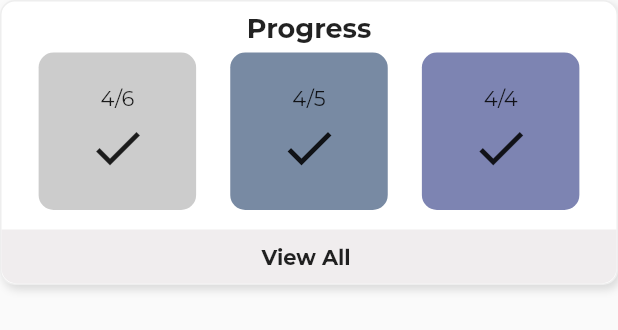
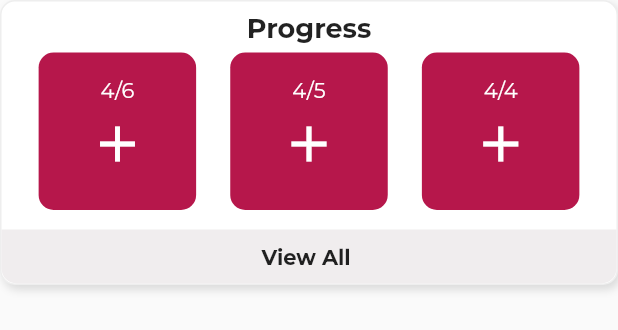
Before and after one commit to Naomi-Ugwuoke/Journal.ly, a Flutter app: the ProgressColumn widget shown alone on an empty page, opened directly, on a phone screen of 412 x 824 dp. Shown: the top 330 px of the screen. Run offline on Flutter 3.47's test engine with Material 2 defaults, Android fonts, the phone set to English and light mode, and no system bars; our stand-ins replace cloud_firestore, firebase_auth, firebase_core, flutter_colorpicker, google_fonts, table_calendar; accounts and stored records are empty.

Commit message:
progress column now takes three days, and daily progress card now working

```diff
--- a/lib/Pages/HomePage.dart
+++ b/lib/Pages/HomePage.dart
@@ -32,7 +32,7 @@ class HomePage extends StatelessWidget {
                   const SizedBox(height: 30,),
                   const ProgressColumn(),
                   const SizedBox(height: 20,),
-                  DailyJournalProgressCard(themeColor: _themeColor),
+                  DailyJournalProgressCard(themeColor: _themeColor, profile: profile,),
                   const SizedBox(height: 20,),
                   UsersMoods(profile:profile)
                 ],
--- a/lib/Widgets/progress_column.dart
+++ b/lib/Widgets/progress_column.dart
@@ -18,11 +18,43 @@ class ProgressColumn extends StatefulWidget {
 }
 
 class _ProgressColumnState extends State<ProgressColumn> {
+
   @override
   Widget build(BuildContext context) {
 
     final Profile profile = Provider.of<Profile>(context, listen: false);
+    final DayColorProvider provider = DayColorProvider(uid: profile.userId);
 
+    const Color _themeColor =const Color(0xff3b3b58);
+
+    DateTime today = DateTime.now();
+    DateTime yesterday = DateTime.now().subtract(const Duration(days: 1));
+    DateTime dayBefore = DateTime.now().subtract(const Duration(days: 2));
+
+    // Map<DateTime, Object> daysWithMoods = <DateTime, Object>{};
+
+    getMoodandProgress(DateTime date) {
+
+      // Map<DateTime, Object> newMap = <DateTime, Object>{};
+      var dayColors = provider.getDayColorMap();
+      DateTime key = dayColors.keys.firstWhere(
+        (x) => x.day == date.day && x.month == date.month && x.year == date.year,
+        orElse: () => date);
+
+      Color color = _themeColor;
+
+      color = dayColors[key] ?? _themeColor;
+
+      // newMap[key] =  {
+      //   "color": color,
+      //   "journalAdded": color == _themeColor ? false : true
+      // };
+
+      // print([key, color, color == _themeColor ? false : true]);
+
+      // daysWithMoods.addAll(newMap);
+      return [key, color, color == _themeColor ? false : true];
+    }
 
     return Container(
       height: 190,
@@ -46,9 +78,11 @@ class _ProgressColumnState extends State<ProgressColumn> {
                   // crossAxisAlignment: CrossAxisAlignment.center,
                   mainAxisAlignment: MainAxisAlignment.spaceEvenly,
                   children: [
-                    ProgressColumnDayWidget(dayColor: const Color(0xffcccccc), date: DateTime.now(),),
-                    ProgressColumnDayWidget(dayColor: const Color(0xff788aa3), date: DateTime.now().subtract(const Duration(days: 1)),),
-                    ProgressColumnDayWidget(dayColor: const Color(0xff7d84b2), date: DateTime.now().subtract(const Duration(days: 2)),),
+                    ProgressColumnDayWidget(dayColor: getMoodandProgress(today)[1] as Color, date: getMoodandProgress(today)[0] as DateTime, journalAdded: getMoodandProgress(today)[2] as bool,),
+                    ProgressColumnDayWidget(dayColor: getMoodandProgress(yesterday)[1] as Color, date: getMoodandProgress(yesterday)[0] as DateTime, journalAdded: getMoodandProgress(yesterday)[2] as bool,),
+                    ProgressColumnDayWidget(dayColor: getMoodandProgress(dayBefore)[1] as Color, date: getMoodandProgress(dayBefore)[0] as DateTime, journalAdded: getMoodandProgress(dayBefore)[2] as bool,),
+                    // ProgressColumnDayWidget(dayColor: _themeColor, date: DateTime.now().subtract(const Duration(days: 1)), journalAdded: false,),
+                    // ProgressColumnDayWidget(dayColor: _themeColor, date: DateTime.now().subtract(const Duration(days: 2)), journalAdded: true,),
                   ]
                 ),
               ],
--- a/lib/Widgets/progress_column_day_widget.dart
+++ b/lib/Widgets/progress_column_day_widget.dart
@@ -1,31 +1,41 @@
 import 'package:flutter/material.dart';
-
+import 'package:the_bug_chasers/User/AppState.dart';
+import 'package:provider/provider.dart';
 class ProgressColumnDayWidget extends StatelessWidget {
 
   final Color dayColor;
 
   final DateTime date;
 
-  const ProgressColumnDayWidget({ Key? key, required this.dayColor, required this.date }) : super(key: key);
+  final bool journalAdded;
+
+
+
+  const ProgressColumnDayWidget({ Key? key, required this.dayColor, required this.date, required this.journalAdded }) : super(key: key);
 
 
   @override
   Widget build(BuildContext context) {
+
+    final AppState appState = Provider.of<AppState>(context, listen: false);
+
     return Container(
       width: 105,
       height: 105,
       margin: const EdgeInsets.only(left: 3, right: 3, top: 3, bottom: 3),
       decoration: BoxDecoration(
         borderRadius: const BorderRadius.all(Radius.circular(10)),
-        color: dayColor,
+        color: journalAdded ? dayColor : const Color(0xffb6174b),
       ),
       child: Column(
         crossAxisAlignment: CrossAxisAlignment.center,
         mainAxisAlignment: MainAxisAlignment.center,
         children: [
-          Text(date.month.toString() + "/" + date.day.toString()),
-          const SizedBox(height: 5),
-          const Icon(Icons.check, size: 40,)
+          Text(date.month.toString() + "/" + date.day.toString(), style: const TextStyle(color: Colors.white),),
+          TextButton(onPressed: () {
+            appState.selectedDay = date;
+            appState.visiblePageIndex = 1;
+          }, child: journalAdded ? const Icon(Icons.check, size: 40, color: Colors.white,) : const Icon(Icons.add, size: 40, color: Colors.white,))
         ],
       ),
     );
```
Also changed, not shown: lib/User/AppState.dart (+11 -0 lines), lib/Widgets/DailyJournalProgressCard.dart (+20 -2 lines).
